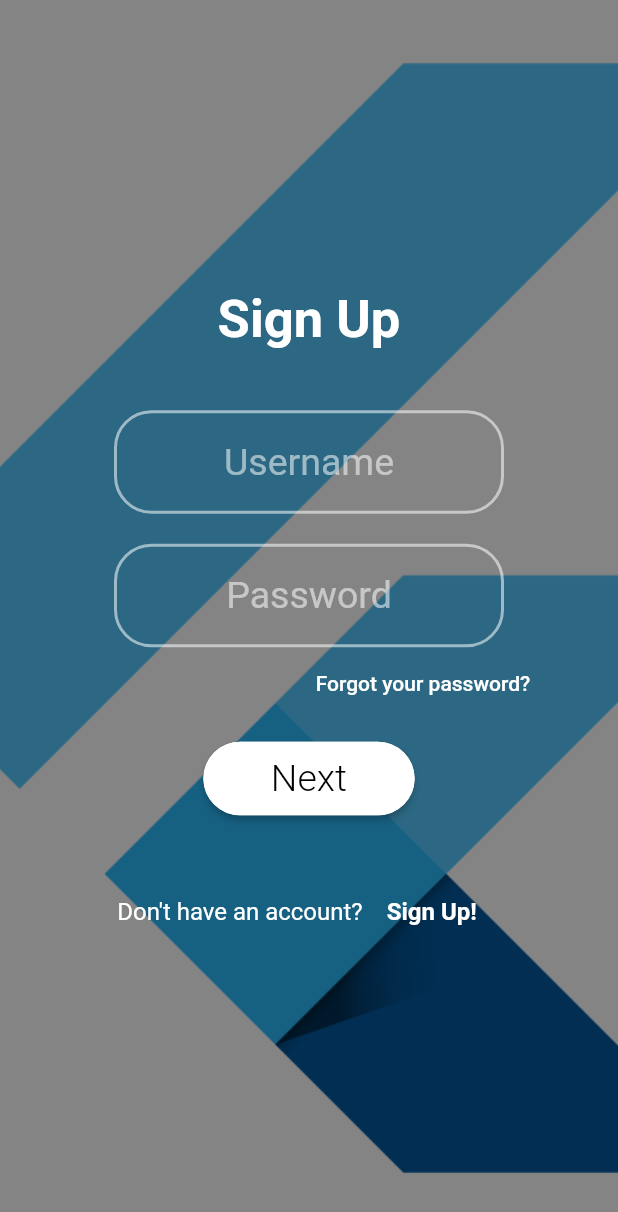
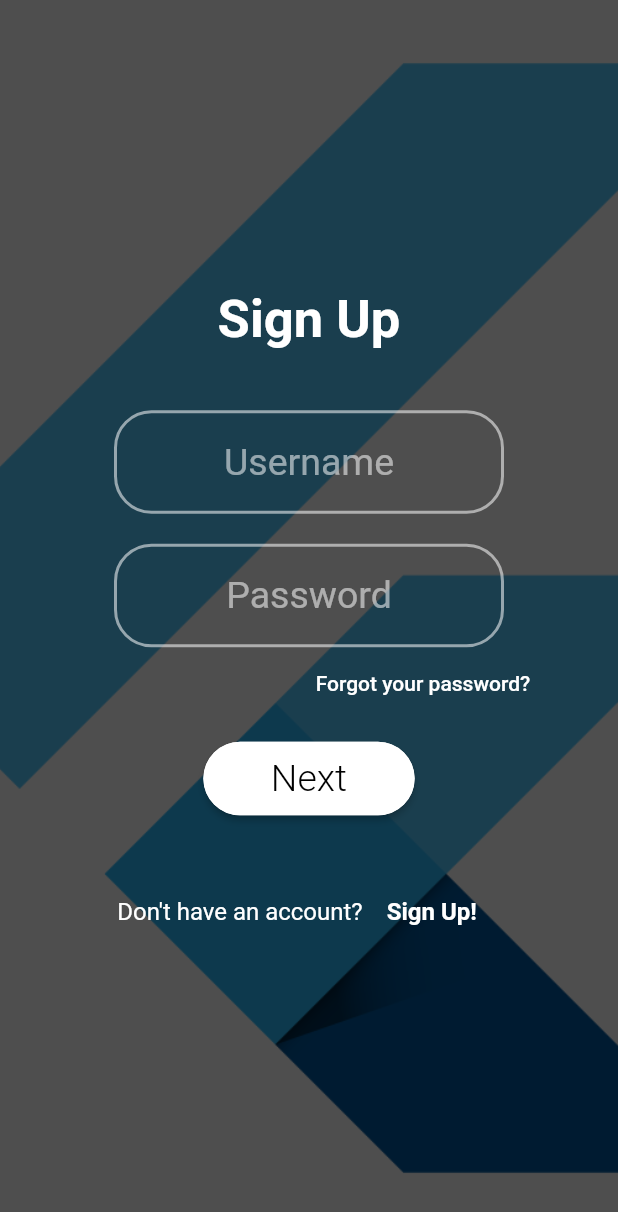
Before and after one commit to ewaldhorn/flutter_code_workshop, a Flutter app: the StatelessPage widget shown alone on an empty page, opened directly, on a phone screen of 412 x 824 dp. Shown: the top 1212 px of the screen. Run offline on Flutter 3.47's test engine with Material 2 defaults, Android fonts, the phone set to English and light mode, and no system bars.

Commit message:
Added images.

```diff
--- a/lib/pages/home_page.dart
+++ b/lib/pages/home_page.dart
@@ -1,5 +1,10 @@
 import 'package:flutter/material.dart';
 import 'package:flutter_talk_mar_2019/pages/colour_picker_page.dart';
+import 'package:flutter_talk_mar_2019/pages/gif_border_page.dart';
+import 'package:flutter_talk_mar_2019/pages/gif_page.dart';
+import 'package:flutter_talk_mar_2019/pages/hello_world_page.dart';
+import 'package:flutter_talk_mar_2019/pages/images_page.dart';
+import 'package:flutter_talk_mar_2019/pages/images_revisited_page.dart';
 import 'package:flutter_talk_mar_2019/pages/stateless_page.dart';
 
 class HomePage extends StatefulWidget {
@@ -12,7 +17,7 @@ class HomePage extends StatefulWidget {
 class _HomePageState extends State<HomePage> {
   GlobalKey<ScaffoldState> scaffoldStateKey = GlobalKey();
 
-  int index = 14;
+  int index = 0;
 
   Widget get page => items
       .firstWhere((item) => item == null ? false : item.index == index)
@@ -21,27 +26,40 @@ class _HomePageState extends State<HomePage> {
   List<MenuItem> items = [
     MenuItem(
         index: 0,
-        icon: Icons.color_lens,
-        text: "Colour Picker",
-        page: ColourPickerPage()),
-    MenuItem(index: 1, icon: Icons.headset, text: "", page: null),
-    MenuItem(index: 2, icon: Icons.pie_chart, text: "", page: null),
-    MenuItem(index: 3, icon: Icons.folder_special, text: "", page: null),
-    MenuItem(index: 4, icon: Icons.dashboard, text: "", page: null),
+        icon: Icons.label_outline,
+        text: "Hello World",
+        page: HelloWorldPage()),
+    MenuItem(
+        index: 1, icon: Icons.color_lens, text: "Images", page: ImagesPage()),
+    MenuItem(index: 2, icon: Icons.pie_chart, text: "Gifs", page: GifPage()),
+    MenuItem(
+        index: 3,
+        icon: Icons.folder_special,
+        text: "More Gifs",
+        page: GifBorderPage()),
+    MenuItem(
+        index: 4,
+        icon: Icons.dashboard,
+        text: "Images. Revisited.",
+        page: ImagesRevisitedPage()),
     MenuItem(index: 5, icon: Icons.access_alarm, text: "", page: null),
     MenuItem(index: 6, icon: Icons.keyboard_hide, text: "", page: null),
     MenuItem(index: 7, icon: Icons.battery_charging_full, text: "", page: null),
     MenuItem(index: 8, icon: Icons.rate_review, text: "", page: null),
     MenuItem(index: 9, icon: Icons.call_end, text: "", page: null),
-    MenuItem(index: 10, icon: Icons.label_outline, text: "", page: null),
+    MenuItem(
+        index: 10,
+        icon: Icons.headset,
+        text: "Stateless Page",
+        page: StatelessPage()),
     MenuItem(index: 11, icon: Icons.edit, text: "", page: null),
     MenuItem(index: 12, icon: Icons.map, text: "", page: null),
     MenuItem(index: 13, icon: Icons.memory, text: "", page: null),
     MenuItem(
         index: 14,
         icon: Icons.move_to_inbox,
-        text: "Stateless Page",
-        page: StatelessPage()),
+        text: "Colour Picker",
+        page: ColourPickerPage()),
   ];
 
   void drawerTogglePressed() => scaffoldStateKey.currentState.openDrawer();
--- a/lib/pages/stateless_page.dart
+++ b/lib/pages/stateless_page.dart
@@ -4,7 +4,7 @@ import 'package:flutter_talk_mar_2019/widgets/page_background_image.dart';
 class StatelessPage extends StatelessWidget {
   @override
   Widget build(BuildContext context) {
-    final widgetWidth = 260.0;
+    const widgetWidth = 260.0;
 
     return Stack(alignment: AlignmentDirectional.center, children: [
       PageBackgroundImage('images/flutter_logo_no_background.png'),
--- a/lib/widgets/page_background_image.dart
+++ b/lib/widgets/page_background_image.dart
@@ -10,7 +10,7 @@ class PageBackgroundImage extends StatelessWidget {
     return Image.asset(assetPath,
         fit: BoxFit.cover,
         filterQuality: FilterQuality.low,
-        color: Color.fromARGB(120, 0, 0, 0),
+        color: Color.fromARGB(175, 0, 0, 0),
         colorBlendMode: BlendMode.darken,
         height: double.infinity,
         width: double.infinity);
--- a/pubspec.yaml
+++ b/pubspec.yaml
@@ -24,3 +24,5 @@ flutter:
   assets:
     - images/flutter_logo.png
     - images/flutter_logo_no_background.png
+    - images/cat_tongue.gif
+    - images/tears_logo.jpeg
```
Also changed, not shown: lib/pages/gif_border_page.dart (added, +13 -0 lines), lib/pages/gif_page.dart (added, +8 -0 lines), lib/pages/hello_world_page.dart (added, +8 -0 lines), lib/pages/images_page.dart (added, +8 -0 lines), lib/pages/images_revisited_page.dart (added, +12 -0 lines), images/cat_tongue.gif (added), images/tears_logo.jpeg (added).
